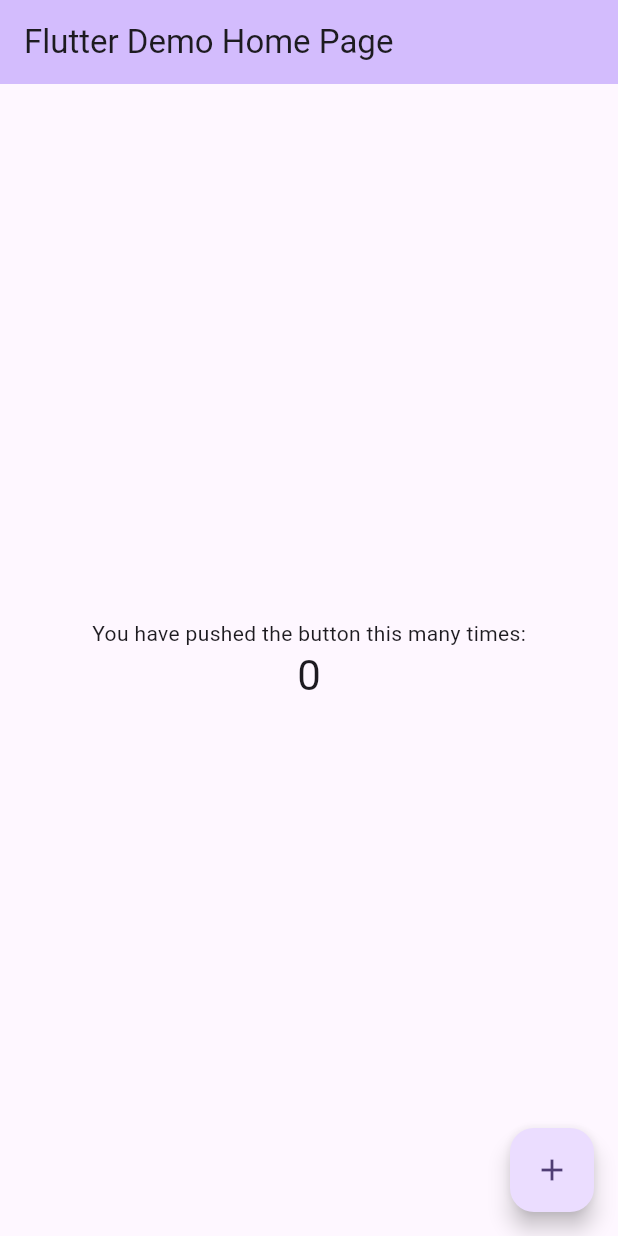
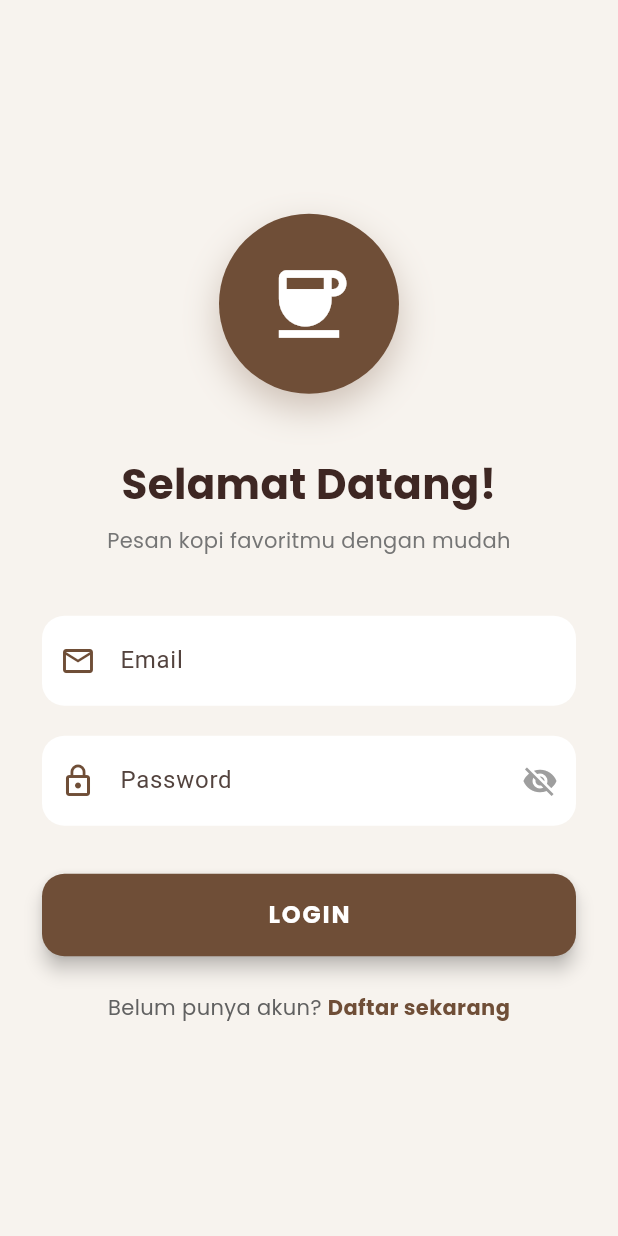
Before and after one commit to ThurfahFaiq/coffee-shop, a Flutter app: the screen it shows after launch, on a phone screen of 412 x 824 dp. Run offline on Flutter 3.47's test engine with Material 3 defaults, Android fonts, the phone set to English and light mode, and no system bars; our stand-ins replace google_fonts, shared_preferences.

Commit message:
Add login screen and API service
Co-authored-by: Copilot <223556219+Copilot@users.noreply.github.com>

```diff
--- a/frontend/lib/main.dart
+++ b/frontend/lib/main.dart
@@ -1,4 +1,5 @@
 import 'package:flutter/material.dart';
+import 'screens/login_screen.dart';
 
 void main() {
   runApp(const MyApp());
@@ -7,116 +8,16 @@ void main() {
 class MyApp extends StatelessWidget {
   const MyApp({super.key});
 
-  // This widget is the root of your application.
   @override
   Widget build(BuildContext context) {
     return MaterialApp(
-      title: 'Flutter Demo',
+      title: 'Coffee Shop App',
+      debugShowCheckedModeBanner: false,
       theme: ThemeData(
-        // This is the theme of your application.
-        //
-        // TRY THIS: Try running your application with "flutter run". You'll see
-        // the application has a purple toolbar. Then, without quitting the app,
-        // try changing the seedColor in the colorScheme below to Colors.green
-        // and then invoke "hot reload" (save your changes or press the "hot
-        // reload" button in a Flutter-supported IDE, or press "r" if you used
-        // the command line to start the app).
-        //
-        // Notice that the counter didn't reset back to zero; the application
-        // state is not lost during the reload. To reset the state, use hot
-        // restart instead.
-        //
-        // This works for code too, not just values: Most code changes can be
-        // tested with just a hot reload.
-        colorScheme: .fromSeed(seedColor: Colors.deepPurple),
+        colorScheme: ColorScheme.fromSeed(seedColor: Colors.brown),
+        useMaterial3: true,
       ),
-      home: const MyHomePage(title: 'Flutter Demo Home Page'),
+      home: const LoginScreen(),
     );
   }
 }
-
-class MyHomePage extends StatefulWidget {
-  const MyHomePage({super.key, required this.title});
-
-  // This widget is the home page of your application. It is stateful, meaning
-  // that it has a State object (defined below) that contains fields that affect
-  // how it looks.
-
-  // This class is the configuration for the state. It holds the values (in this
-  // case the title) provided by the parent (in this case the App widget) and
-  // used by the build method of the State. Fields in a Widget subclass are
-  // always marked "final".
-
-  final String title;
-
-  @override
-  State<MyHomePage> createState() => _MyHomePageState();
-}
-
-class _MyHomePageState extends State<MyHomePage> {
-  int _counter = 0;
-
-  void _incrementCounter() {
-    setState(() {
-      // This call to setState tells the Flutter framework that something has
-      // changed in this State, which causes it to rerun the build method below
-      // so that the display can reflect the updated values. If we changed
-      // _counter without calling setState(), then the build method would not be
-      // called again, and so nothing would appear to happen.
-      _counter++;
-    });
-  }
-
-  @override
-  Widget build(BuildContext context) {
-    // This method is rerun every time setState is called, for instance as done
-    // by the _incrementCounter method above.
-    //
-    // The Flutter framework has been optimized to make rerunning build methods
-    // fast, so that you can just rebuild anything that needs updating rather
-    // than having to individually change instances of widgets.
-    return Scaffold(
-      appBar: AppBar(
-        // TRY THIS: Try changing the color here to a specific color (to
-        // Colors.amber, perhaps?) and trigger a hot reload to see the AppBar
-        // change color while the other colors stay the same.
-        backgroundColor: Theme.of(context).colorScheme.inversePrimary,
-        // Here we take the value from the MyHomePage object that was created by
-        // the App.build method, and use it to set our appbar title.
-        title: Text(widget.title),
-      ),
-      body: Center(
-        // Center is a layout widget. It takes a single child and positions it
-        // in the middle of the parent.
-        child: Column(
-          // Column is also a layout widget. It takes a list of children and
-          // arranges them vertically. By default, it sizes itself to fit its
-          // children horizontally, and tries to be as tall as its parent.
-          //
-          // Column has various properties to control how it sizes itself and
-          // how it positions its children. Here we use mainAxisAlignment to
-          // center the children vertically; the main axis here is the vertical
-          // axis because Columns are vertical (the cross axis would be
-          // horizontal).
-          //
-          // TRY THIS: Invoke "debug painting" (choose the "Toggle Debug Paint"
-          // action in the IDE, or press "p" in the console), to see the
-          // wireframe for each widget.
-          mainAxisAlignment: .center,
-          children: [
-            const Text('You have pushed the button this many times:'),
-            Text(
-              '$_counter',
-              style: Theme.of(context).textTheme.headlineMedium,
-            ),
-          ],
-        ),
-      ),
-      floatingActionButton: FloatingActionButton(
-        onPressed: _incrementCounter,
-        tooltip: 'Increment',
-        child: const Icon(Icons.add),
-      ),
-    );
-  }
-}
--- /dev/null
+++ b/frontend/lib/screens/login_screen.dart
@@ -0,0 +1,218 @@
+import 'dart:convert';
+import 'package:flutter/material.dart';
+import 'package:google_fonts/google_fonts.dart';
+import '../services/api_service.dart';
+
+class LoginScreen extends StatefulWidget {
+  const LoginScreen({super.key});
+
+  @override
+  State<LoginScreen> createState() => _LoginScreenState();
+}
+
+class _LoginScreenState extends State<LoginScreen> {
+  final _emailController = TextEditingController();
+  final _passwordController = TextEditingController();
+  bool _isLoading = false;
+  bool _obscureText = true; // Untuk toggle show/hide password
+
+  void _login() async {
+    setState(() => _isLoading = true);
+
+    try {
+      final response = await ApiService.post('/auth/login', {
+        'email': _emailController.text,
+        'password': _passwordController.text,
+      });
+
+      final data = jsonDecode(response.body);
+
+      if (response.statusCode == 200) {
+        await ApiService.saveToken(data['data']['token']);
+
+        if (!mounted) return;
+        ScaffoldMessenger.of(context).showSnackBar(
+          SnackBar(
+            content: Text('Login Berhasil! Halo, ${data['data']['user']['name']}'),
+            backgroundColor: Colors.green,
+          ),
+        );
+        // Nanti kita arahkan ke HomeScreen di sini
+      } else {
+        if (!mounted) return;
+        ScaffoldMessenger.of(context).showSnackBar(
+          SnackBar(
+            content: Text(data['message'] ?? 'Login gagal'),
+            backgroundColor: Colors.redAccent,
+          ),
+        );
+      }
+    } catch (e) {
+      if (!mounted) return;
+      ScaffoldMessenger.of(context).showSnackBar(
+        const SnackBar(
+          content: Text('Tidak dapat terhubung ke server'),
+          backgroundColor: Colors.redAccent,
+        ),
+      );
+    } finally {
+      setState(() => _isLoading = false);
+    }
+  }
+
+  @override
+  Widget build(BuildContext context) {
+    return Scaffold(
+      // Warna background krem hangat khas coffee shop
+      backgroundColor: const Color(0xFFF7F3EE),
+      body: SafeArea(
+        child: Center(
+          child: SingleChildScrollView(
+            padding: const EdgeInsets.symmetric(horizontal: 28.0),
+            child: Column(
+              mainAxisAlignment: MainAxisAlignment.center,
+              crossAxisAlignment: CrossAxisAlignment.stretch,
+              children: [
+                // --- BAGIAN ILUSTRASI/LOGO ---
+                Container(
+                  height: 120,
+                  width: 120,
+                  decoration: BoxDecoration(
+                    color: const Color(0xFF6F4E37), // Warna coklat kopi
+                    shape: BoxShape.circle,
+                    boxShadow: [
+                      BoxShadow(
+                        color: const Color(0xFF6F4E37).withOpacity(0.3),
+                        blurRadius: 20,
+                        offset: const Offset(0, 10),
+                      ),
+                    ],
+                  ),
+                  child: const Icon(Icons.coffee, size: 60, color: Colors.white),
+                ),
+                const SizedBox(height: 40),
+
+                // --- BAGIAN TEKS SAPAAN ---
+                Text(
+                  'Selamat Datang!',
+                  textAlign: TextAlign.center,
+                  style: GoogleFonts.poppins(
+                    fontSize: 28,
+                    fontWeight: FontWeight.bold,
+                    color: const Color(0xFF3E2723),
+                  ),
+                ),
+                const SizedBox(height: 8),
+                Text(
+                  'Pesan kopi favoritmu dengan mudah',
+                  textAlign: TextAlign.center,
+                  style: GoogleFonts.poppins(
+                    fontSize: 14,
+                    color: Colors.grey[600],
+                  ),
+                ),
+                const SizedBox(height: 40),
+
+                // --- BAGIAN INPUT EMAIL ---
+                TextField(
+                  controller: _emailController,
+                  keyboardType: TextInputType.emailAddress,
+                  decoration: InputDecoration(
+                    labelText: 'Email',
+                    prefixIcon: const Icon(Icons.email_outlined, color: Color(0xFF6F4E37)),
+                    filled: true,
+                    fillColor: Colors.white,
+                    border: OutlineInputBorder(
+                      borderRadius: BorderRadius.circular(15),
+                      borderSide: BorderSide.none,
+                    ),
+                    contentPadding: const EdgeInsets.symmetric(vertical: 18),
+                  ),
+                ),
+                const SizedBox(height: 20),
+
+                // --- BAGIAN INPUT PASSWORD ---
+                TextField(
+                  controller: _passwordController,
+                  obscureText: _obscureText,
+                  decoration: InputDecoration(
+                    labelText: 'Password',
+                    prefixIcon: const Icon(Icons.lock_outline, color: Color(0xFF6F4E37)),
+                    suffixIcon: IconButton(
+                      icon: Icon(
+                        _obscureText ? Icons.visibility_off : Icons.visibility,
+                        color: Colors.grey,
+                      ),
+                      onPressed: () {
+                        setState(() => _obscureText = !_obscureText);
+                      },
+                    ),
+                    filled: true,
+                    fillColor: Colors.white,
+                    border: OutlineInputBorder(
+                      borderRadius: BorderRadius.circular(15),
+                      borderSide: BorderSide.none,
+                    ),
+                    contentPadding: const EdgeInsets.symmetric(vertical: 18),
+                  ),
+                ),
+                const SizedBox(height: 32),
+
+                // --- TOMBOL LOGIN ---
+                SizedBox(
+                  height: 55,
+                  child: ElevatedButton(
+                    onPressed: _isLoading ? null : _login,
+                    style: ElevatedButton.styleFrom(
+                      backgroundColor: const Color(0xFF6F4E37),
+                      foregroundColor: Colors.white,
+                      shape: RoundedRectangleBorder(
+                        borderRadius: BorderRadius.circular(15),
+                      ),
+                      elevation: 5,
+                    ),
+                    child: _isLoading
+                        ? const SizedBox(
+                            width: 24,
+                            height: 24,
+                            child: CircularProgressIndicator(color: Colors.white, strokeWidth: 2),
+                          )
+                        : Text(
+                            'LOGIN',
+                            style: GoogleFonts.poppins(
+                              fontSize: 16,
+                              fontWeight: FontWeight.bold,
+                              letterSpacing: 1.2,
+                            ),
+                          ),
+                  ),
+                ),
+
+                // --- LINK REGISTER ---
+                const SizedBox(height: 24),
+                Row(
+                  mainAxisAlignment: MainAxisAlignment.center,
+                  children: [
+                    Text('Belum punya akun? ', style: GoogleFonts.poppins(color: Colors.grey[700])),
+                    GestureDetector(
+                      onTap: () {
+                        // Navigasi ke halaman Register nanti
+                      },
+                      child: Text(
+                        'Daftar sekarang',
+                        style: GoogleFonts.poppins(
+                          color: const Color(0xFF6F4E37),
+                          fontWeight: FontWeight.bold,
+                        ),
+                      ),
+                    ),
+                  ],
+                ),
+              ],
+            ),
+          ),
+        ),
+      ),
+    );
+  }
+}
--- a/frontend/pubspec.yaml
+++ b/frontend/pubspec.yaml
@@ -34,6 +34,10 @@ dependencies:
   # The following adds the Cupertino Icons font to your application.
   # Use with the CupertinoIcons class for iOS style icons.
   cupertino_icons: ^1.0.8
+  http: ^1.6.0
+  shared_preferences: ^2.5.6
+  image_picker: ^1.2.4
+  google_fonts: ^8.2.1
 
 dev_dependencies:
   flutter_test:
```
Also changed, not shown: frontend/lib/services/api_service.dart (added, +54 -0 lines), frontend/pubspec.lock, 5 other files.
